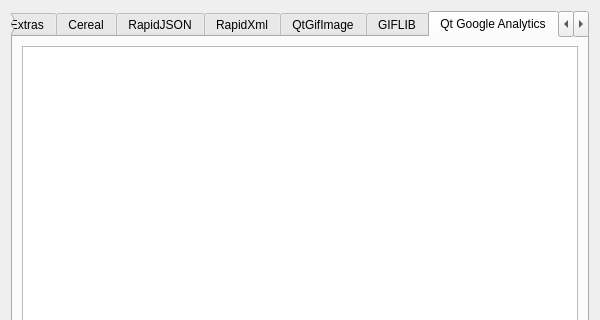
Tw1ddle/geometrize, file geometrize/dialog/licensedialog.ui: the form before one commit; both pictures show x 0 to 600 and y 0 to 320 of the 600 by 500 pixel window.
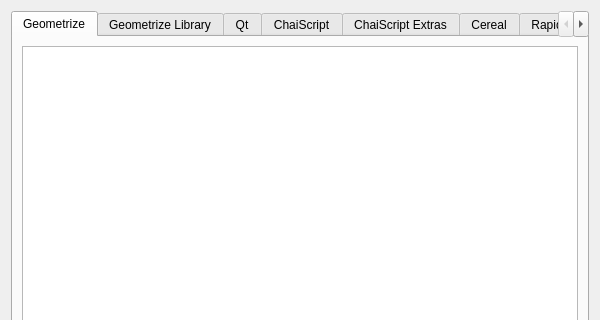
The form after the commit. The open tabs and pages were chosen to show the change.

Commit message: Remove Qt google analytics integration, don't really need it

```diff
--- a/geometrize/dialog/licensedialog.ui
+++ b/geometrize/dialog/licensedialog.ui
@@ -141,16 +141,6 @@
        </item>
       </layout>
      </widget>
-     <widget class="QWidget" name="QtGoogleAnalytics">
-      <attribute name="title">
-       <string notr="true">Qt Google Analytics</string>
-      </attribute>
-      <layout class="QVBoxLayout" name="verticalLayout_13">
-       <item>
-        <widget class="QTextBrowser" name="qtGoogleAnalyticsLicense"/>
-       </item>
-      </layout>
-     </widget>
      <widget class="QWidget" name="FlowLayout">
       <attribute name="title">
        <string notr="true">FlowLayout</string>
```
The commit also changes 8 other files.
